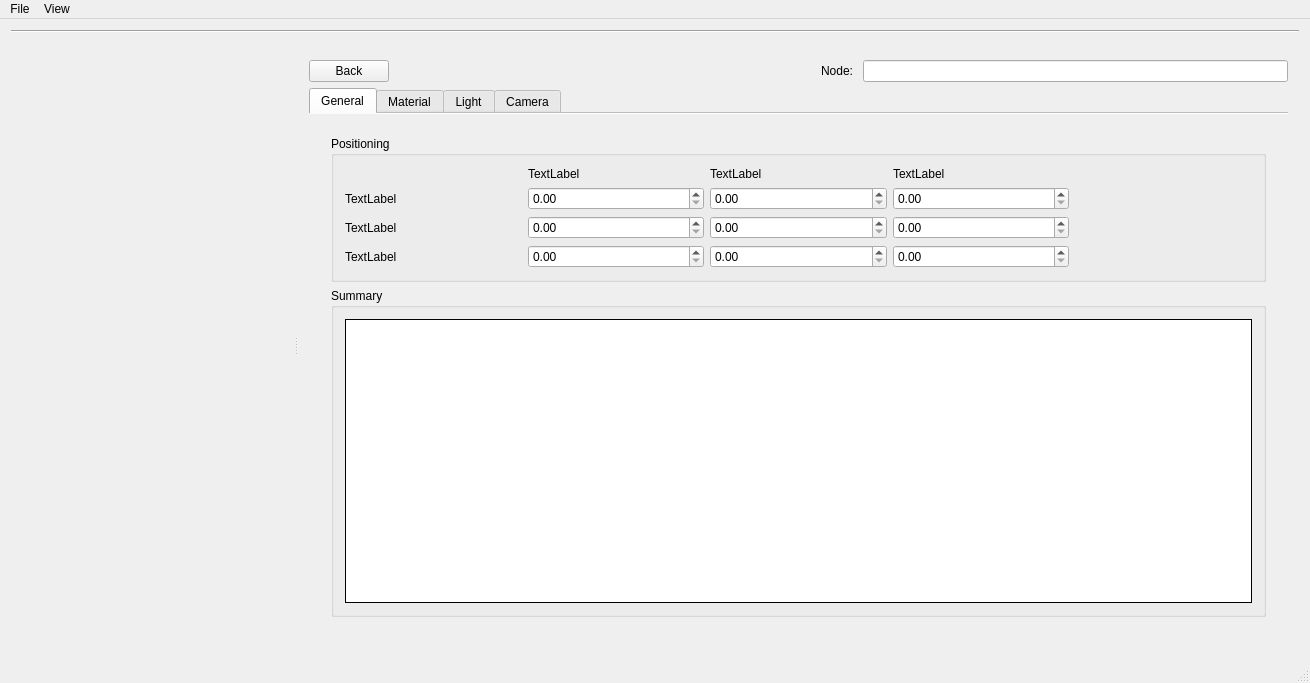
Toeplitz/poll_gl, file gui/window.ui: the form before one commit.
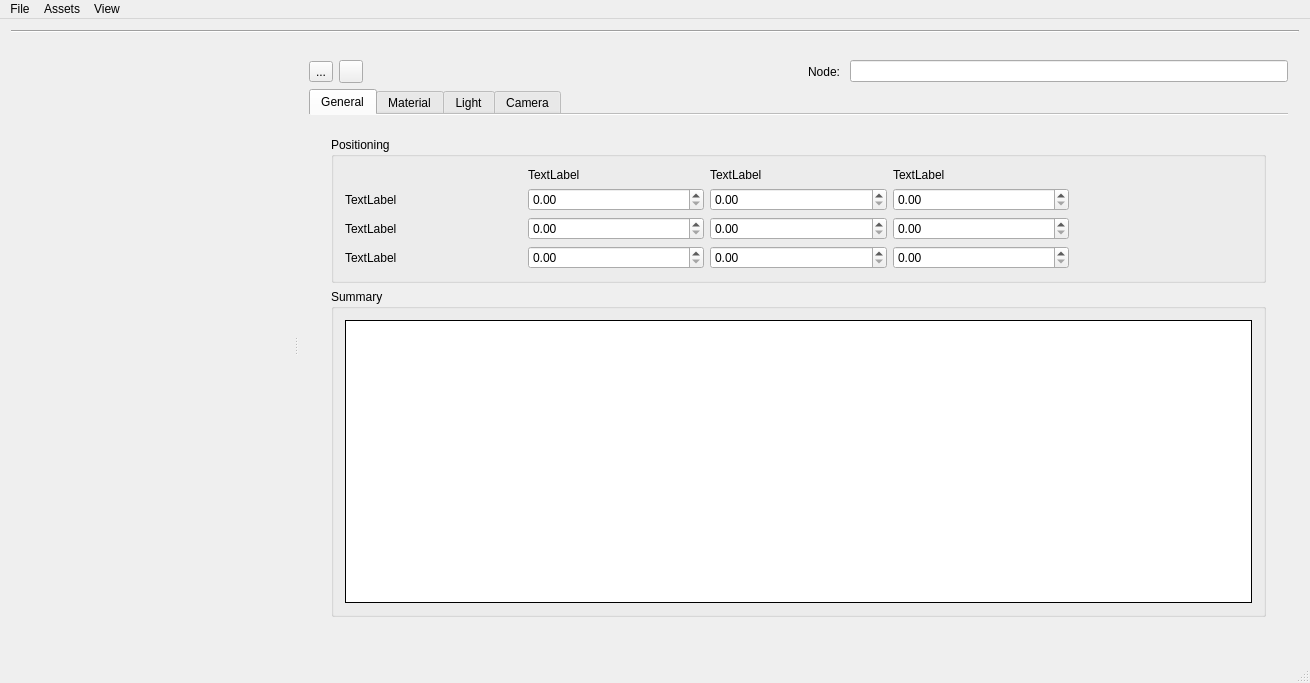
The form after the commit. The open tabs and pages were chosen to show the change. Icons and pictures are not drawn. Custom widgets are drawn as their Qt base class.

```diff
--- a/gui/window.ui
+++ b/gui/window.ui
@@ -240,15 +240,29 @@
             <number>10</number>
            </property>
            <item>
-            <widget class="QPushButton" name="pushButton">
-             <property name="sizePolicy">
-              <sizepolicy hsizetype="Minimum" vsizetype="Minimum">
-               <horstretch>0</horstretch>
-               <verstretch>0</verstretch>
-              </sizepolicy>
+            <widget class="QToolButton" name="toolButton_5">
+             <property name="statusTip">
+              <string>Move back to scene graph view.</string>
              </property>
              <property name="text">
-              <string>Back</string>
+              <string>...</string>
+             </property>
+            </widget>
+           </item>
+           <item>
+            <widget class="QToolButton" name="toolButton_4">
+             <property name="toolTip">
+              <string>Select parent</string>
+             </property>
+             <property name="statusTip">
+              <string>Select the parent of current node.</string>
+             </property>
+             <property name="icon">
+              <iconset resource="gui_resources.qrc">
+               <normaloff>:/icons/icons/node-select.png</normaloff>:/icons/icons/node-select.png</iconset>
+             </property>
+             <property name="checkable">
+              <bool>false</bool>
              </property>
             </widget>
            </item>
@@ -328,12 +342,12 @@
                  <rect>
                   <x>0</x>
                   <y>0</y>
-                  <width>419</width>
-                  <height>514</height>
+                  <width>982</width>
+                  <height>494</height>
                  </rect>
                 </property>
                 <property name="autoFillBackground">
-                 <bool>false</bool>
+                 <bool>true</bool>
                 </property>
                 <layout class="QVBoxLayout" name="verticalLayout_6">
                  <item>
@@ -491,7 +505,7 @@
      <x>0</x>
      <y>0</y>
      <width>1310</width>
-     <height>21</height>
+     <height>27</height>
     </rect>
    </property>
    <widget class="QMenu" name="menuFile">
@@ -512,8 +526,17 @@
      <string>View</string>
     </property>
     <addaction name="menu_item_fullscreen"/>
+    <addaction name="separator"/>
+    <addaction name="actionCamera_settings"/>
+   </widget>
+   <widget class="QMenu" name="menuAssets">
+    <property name="title">
+     <string>Assets</string>
+    </property>
+    <addaction name="actionList_all"/>
    </widget>
    <addaction name="menuFile"/>
+   <addaction name="menuAssets"/>
    <addaction name="menuView"/>
   </widget>
   <widget class="QStatusBar" name="statusBar"/>
```
Left out of the diff: 17 changed lines with no effect on the pictures.
